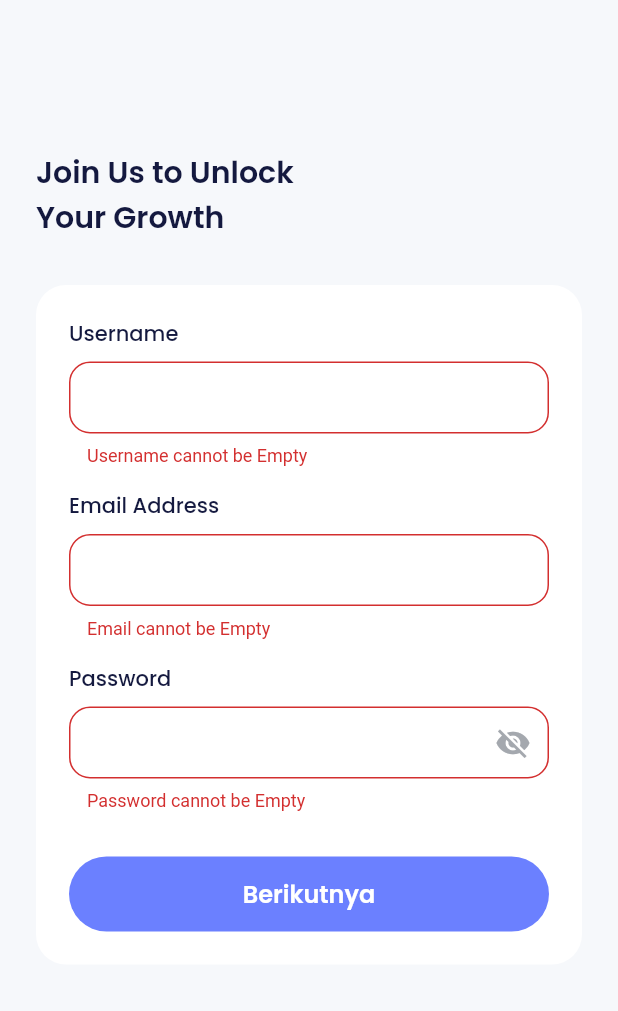
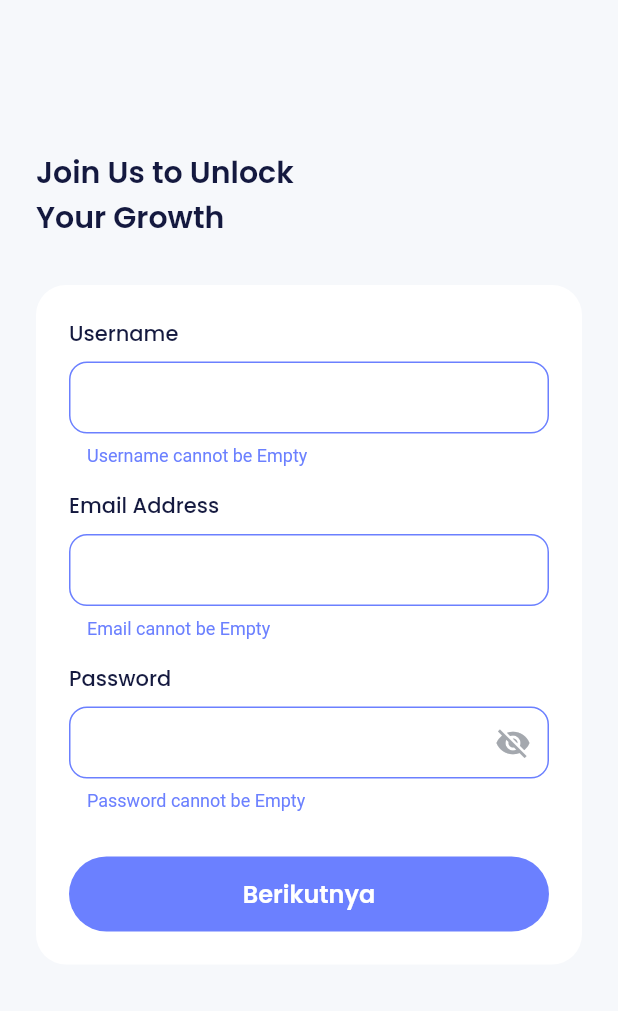
Before and after one commit to Joseph23-11/DietAja-App, a Flutter app: the SignUpPage screen opened by its route, after a tap on "Berikutnya", on a phone screen of 412 x 824 dp, the part 225-1236 px from its top. Run offline on Flutter 3.47's test engine with Material 2 defaults, Android fonts, the light colour scheme and no system bars; our stand-ins replace another_flushbar, carousel_slider, flutter_local_notifications, flutter_native_timezone, flutter_svg, flutter_switch and 5 more; accounts and stored records are empty; network calls fail.

Commit message:
Application DietAja revision

```diff
--- a/lib/controllers/makanan_controller.dart
+++ b/lib/controllers/makanan_controller.dart
@@ -14,7 +14,7 @@ class MakananController extends GetxController
   final porsiTextController = TextEditingController();
   RxDouble valPorsi = 1.0.obs;
   RxString searchQuery = RxString('');
-
+  final selectedItems = <int>{}.obs;
   List<MakananModel> listMakanan = [];
 
   getFood() async {
--- a/lib/view/pages/auth/sign_up_page.dart
+++ b/lib/view/pages/auth/sign_up_page.dart
@@ -11,9 +11,10 @@ class SignUpPage extends GetView<AuthController> {
   final FocusNode passwordFocusNode = FocusNode();
   SignUpPage({Key? key}) : super(key: key);
 
+  final GlobalKey<FormState> formKey = GlobalKey<FormState>();
+
   @override
   Widget build(BuildContext context) {
-    final formKey = GlobalKey<FormState>();
     return Scaffold(
       backgroundColor: lightBackgroundColor,
       body: GestureDetector(
@@ -56,6 +57,16 @@ class SignUpPage extends GetView<AuthController> {
               ),
               child: Form(
                 key: formKey,
+                child: Theme(
+                  data: ThemeData(
+                    inputDecorationTheme: InputDecorationTheme(
+                      errorStyle: TextStyle(color: purpleColor),
+                      errorBorder: OutlineInputBorder(
+                        borderSide: BorderSide(color: purpleColor),
+                        borderRadius: BorderRadius.circular(12),
+                      ),
+                    ),
+                  ),
                   child: Column(
                     crossAxisAlignment: CrossAxisAlignment.start,
                     children: [
@@ -123,7 +134,8 @@ class SignUpPage extends GetView<AuthController> {
                                         true,
                                         controller.emailController.text,
                                         controller.passwordController.text,
-                                        context);
+                                        context,
+                                      );
                                     }
                                   },
                             style: TextButton.styleFrom(
@@ -146,6 +158,7 @@ class SignUpPage extends GetView<AuthController> {
                   ),
                 ),
               ),
+            ),
             const SizedBox(
               height: 50,
             ),
```
Also changed, not shown: lib/controllers/auth_controller.dart (+0 -9 lines), lib/view/pages/auth/sign_in_page.dart (+22 -3 lines), lib/view/pages/profile/profile_edit_page.dart (+19 -9 lines). Lines whose indentation alone changed are shown as unchanged.
